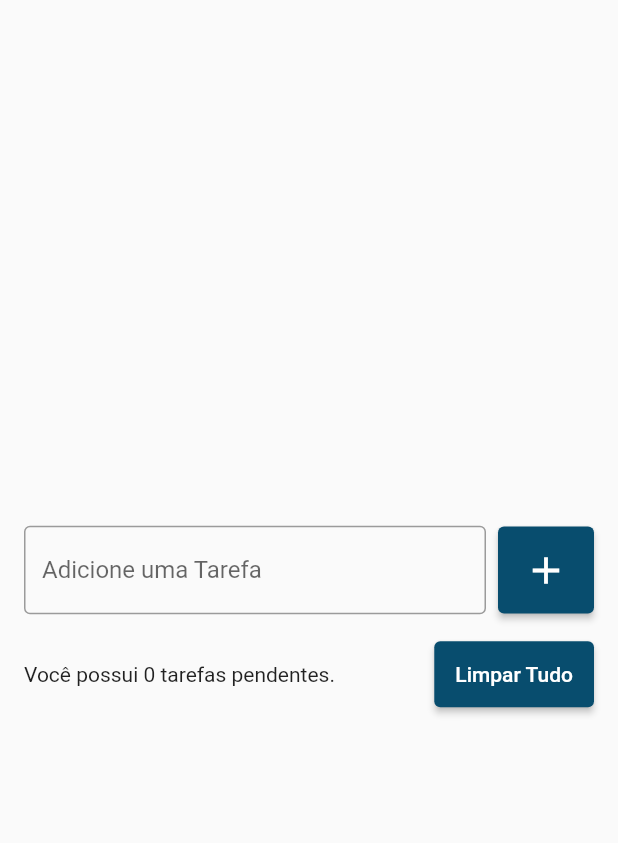
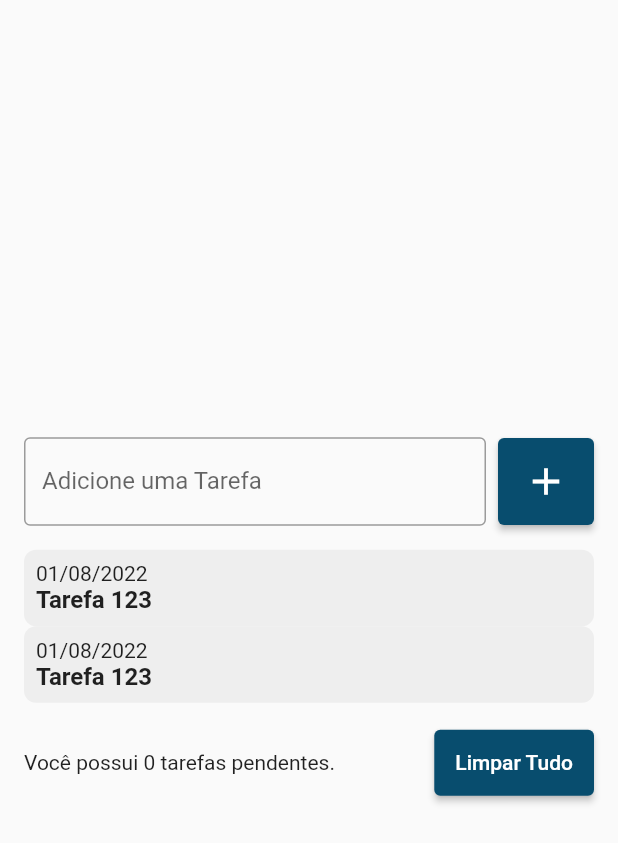
Before and after one commit to joaogirade/flutter_todo_list, a Flutter app: the screen it shows after launch, on a phone screen of 412 x 824 dp. Shown: the top 843 px of the screen. Run offline on Flutter 3.47's test engine with Material 2 defaults, Android fonts, the phone set to English and light mode, and no system bars.

Commit message:
Created the TodoListItem widget

```diff
--- a/lib/pages/todo_list_page.dart
+++ b/lib/pages/todo_list_page.dart
@@ -1,7 +1,10 @@
 import 'package:flutter/material.dart';
+import 'package:flutter_todo_list/widgets/todo_list_item.dart';
 
 class TodoListPage extends StatelessWidget {
-  const TodoListPage({Key? key}) : super(key: key);
+  TodoListPage({Key? key}) : super(key: key);
+
+  List<String> todos = ['Estudar Flutter', 'Estudar Dart'];
 
   @override
   Widget build(BuildContext context) {
@@ -41,6 +44,20 @@ class TodoListPage extends StatelessWidget {
               SizedBox(
                 height: 16,
               ),
+              Flexible(
+                child: ListView(
+                  shrinkWrap: true,
+                  children: [
+                    for(String todo in todos)
+                      TodoListItem(
+
+                      )
+                  ],
+                ),
+              ),
+              SizedBox(
+                height: 16,
+              ),
               Row(
                 children: [
                   Expanded(
--- /dev/null
+++ b/lib/widgets/todo_list_item.dart
@@ -0,0 +1,33 @@
+import 'package:flutter/material.dart';
+
+class TodoListItem extends StatelessWidget {
+  const TodoListItem({Key? key}) : super(key: key);
+
+  @override
+  Widget build(BuildContext context) {
+    return Container(
+      decoration: BoxDecoration(
+        borderRadius: BorderRadius.circular(8),
+        color: Colors.grey[200],
+      ),
+      padding: EdgeInsets.all(8),
+      child: Column(
+        crossAxisAlignment: CrossAxisAlignment.start,
+        children: [
+          Text(
+            '01/08/2022',
+            style: TextStyle(
+              fontSize: 14,
+            ),),
+          Text(
+            'Tarefa 123',
+            style: TextStyle(
+              fontSize: 16,
+              fontWeight: FontWeight.w600,
+            ),
+          ),
+        ],
+      ),
+    );
+  }
+}
```
